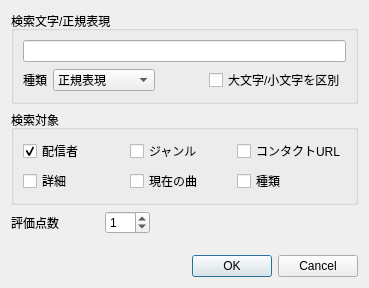
This is expressiondialog.ui in bookdraft/QPeerCastYP as Qt 5 draws it before an edit. The edited form follows.
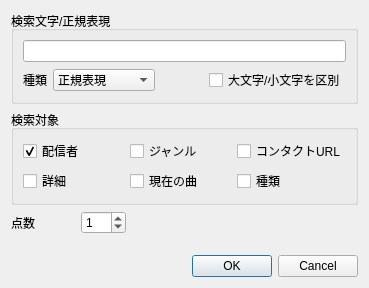
This is the edited form.

What changed in the file:
```diff
--- a/expressiondialog.ui
+++ b/expressiondialog.ui
@@ -171,7 +171,7 @@
      <item>
       <widget class="QLabel" name="label" >
        <property name="text" >
-        <string>評価点数</string>
+        <string>点数</string>
        </property>
       </widget>
      </item>
```
